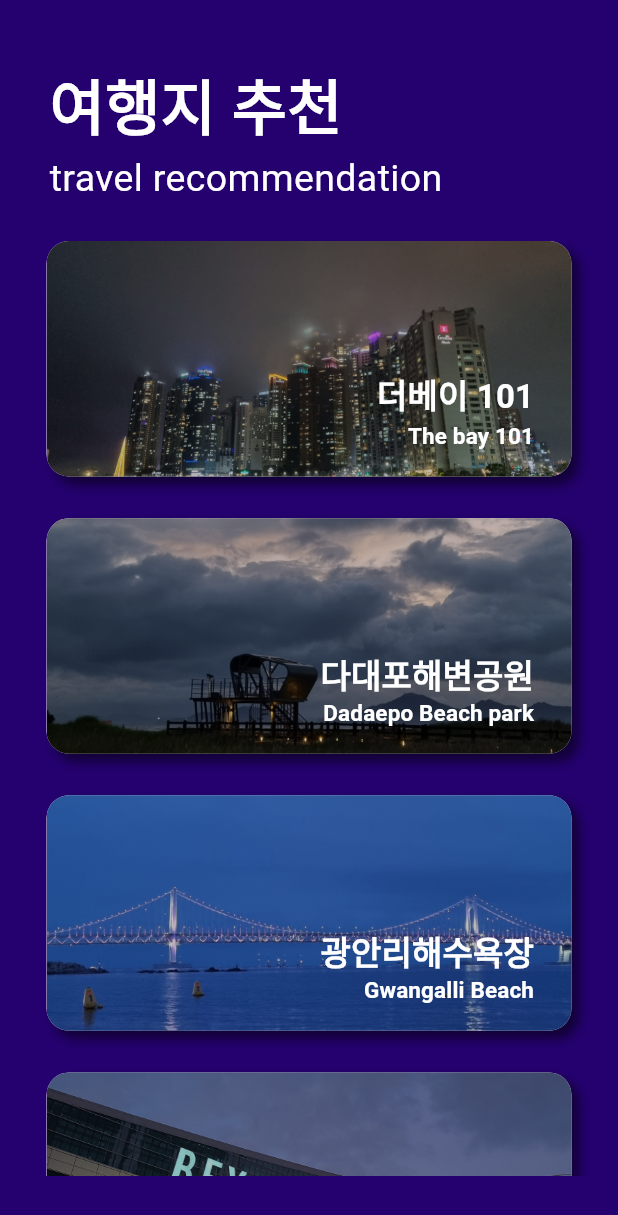
After one commit to directorBae/tripbuilder-service-demo, a Flutter app: the TravelRecommendPage screen opened directly, on a phone screen of 412 x 824 dp. The commit adds this screen. Shown: the top 1215 px of the screen. Run offline on Flutter 3.47's test engine with Material 2 defaults, Android fonts, the phone set to English and light mode, and no system bars; our stand-ins replace flutter_screenutil, get; Roboto replaces fonts that are missing (SpoqaHanSansNeo).

Commit message:
0715_haim_(1)_recommendation pages

```diff
--- /dev/null
+++ b/lib/UI/TravelRecommendButton.dart
@@ -0,0 +1,78 @@
+import 'package:flutter/material.dart';
+import 'package:flutter_screenutil/flutter_screenutil.dart';
+
+
+class TravelRecommendButton extends StatelessWidget {
+  TravelRecommendButton({
+    Key? key,
+    this.onPressed,
+    required this.title,
+    required this.subTitle,
+    this.imagePath,
+  }) : super(key: key);
+
+  final onPressed;
+  final String title;
+  final String subTitle;
+  final String? imagePath;
+
+
+  @override
+  Widget build(BuildContext context) {
+    return TextButton(
+      onPressed: onPressed,
+
+      // text button의 default padding값을 없애주는 코드
+      style: TextButton.styleFrom(
+        padding: EdgeInsets.zero,
+      ),
+      child: Container(
+        // 반응형으로 바꾸기
+        width: 350.w, height: 170.h,
+        padding: EdgeInsets.only(left:15.sp, right:15.sp, ),
+        alignment: Alignment.center,
+        decoration: BoxDecoration(
+          color: Colors.grey[200],
+          borderRadius: BorderRadius.all(Radius.circular(15)),
+          // 배경 이미지
+          image: imagePath != null ? // 이미지 없을 경우 흰 배경
+          DecorationImage(
+            image: ExactAssetImage("assets/images/"+imagePath!),
+            fit: BoxFit.cover,
+            // color filter : 검정색으로 조금 덮기
+            colorFilter: ColorFilter.mode(
+                Colors.black.withOpacity(0.25), BlendMode.srcATop),
+          ) : null ,
+          // 그림자
+          boxShadow: [
+            BoxShadow(
+              color: Colors.black.withOpacity(0.5),
+              spreadRadius: 0, blurRadius: 5.0,
+              offset: Offset(5, 5), // changes position of shadow
+            ),
+          ],
+        ),
+        child:  Column(
+          mainAxisAlignment: MainAxisAlignment.end,
+
+          // 제목과 부제목
+          children: [
+            Container(
+              padding: EdgeInsets.only(right: 10.w),
+              alignment: Alignment.bottomRight,
+              child: Text(title,
+                style: TextStyle(fontSize: 22.sp, fontWeight:FontWeight.bold, fontFamily: 'SpoqaHanSansNeo',  color: Colors.white, ), textAlign: TextAlign.left, ),
+            ),
+
+            Container(
+              padding: EdgeInsets.only(right:10.w, bottom: 18.h),
+              alignment: Alignment.bottomRight,
+              child: Text(subTitle,
+                style: TextStyle(fontSize: 15.sp, fontWeight:FontWeight.bold, fontFamily: 'SpoqaHanSansNeo',  color: Colors.white, ), textAlign: TextAlign.left, ),
+            ),
+          ],
+        ),
+      ),
+    );
+  }
+}
--- /dev/null
+++ b/lib/dataBase.dart
@@ -0,0 +1,9 @@
+
+List destinationList = [
+  // ["해운대해수욕장" ,"Haeundae Beach", ],
+  ["더베이 101" ,"The bay 101", ],
+  ["다대포해변공원" ,"Dadaepo Beach park", ],
+  ["광안리해수욕장" ,"Gwangalli Beach", ],
+  ["벡스코" ,"BEXCO", ],
+  ["국립부산과학관" ,"Busan National Science Museum", ],
+];
--- a/lib/travelKeyword.dart
+++ b/lib/travelKeywordPage.dart
@@ -3,8 +3,8 @@ import 'package:flutter_screenutil/flutter_screenutil.dart';
 import 'package:tripbuilder_demo/UI/BackFloatingButton.dart';
 import 'package:tripbuilder_demo/UI/TitleClass.dart';
 
-class TravelKeyword extends StatelessWidget {
-  const TravelKeyword({Key? key}) : super(key: key);
+class TravelKeywordPage extends StatelessWidget {
+  const TravelKeywordPage({Key? key}) : super(key: key);
 
   @override
   Widget build(BuildContext context) {
--- /dev/null
+++ b/lib/travelRecommendPage.dart
@@ -0,0 +1,72 @@
+import 'package:flutter/material.dart';
+import 'package:flutter_screenutil/flutter_screenutil.dart';
+import 'package:tripbuilder_demo/UI/TitleClass.dart';
+import 'package:tripbuilder_demo/UI/TravelRecommendButton.dart';
+import 'package:tripbuilder_demo/dataBase.dart';
+
+
+
+class TravelRecommendPage extends StatelessWidget {
+  TravelRecommendPage({Key? key}) : super(key: key);
+
+  late ScrollController _scrollController = ScrollController();
+
+  @override
+  Widget build(BuildContext context) {
+    return Scaffold(
+      body: Padding(
+        padding: EdgeInsets.only(left: 13.w, right: 13.w, top: 20.h, bottom: 20.h),
+        child: Column(
+        children: [
+          TitleClass(title: "여행지 추천", subTitle: "travel recommendation"),
+
+          SizedBox(height: 25.h,),
+
+          Container(
+            width: 500.w, height: 675.h,
+            // scroll bar
+            child: Scrollbar(
+              controller: _scrollController,
+              thickness: 5,
+              radius: Radius.circular(10),
+              //scrollbarOrientation: ScrollbarOrientation.right,
+              child: NotificationListener<OverscrollIndicatorNotification>(
+                onNotification: (OverscrollIndicatorNotification overScroll) {
+                overScroll.disallowGlow();
+                return false;
+              },
+
+                // listview와 스크롤 화면
+              child: SingleChildScrollView(
+              controller: _scrollController,
+                child: Column(
+                  children: [
+                    ListView.builder(
+                      shrinkWrap: true,
+                      physics: NeverScrollableScrollPhysics(),
+                      itemCount: destinationList.length,
+                      itemBuilder: (_, index) {
+                        return Column(
+                          children: [
+                            TravelRecommendButton(
+                              title: destinationList[index][0],
+                              subTitle: destinationList[index][1],
+                              imagePath: destinationList[index][1]+".jpg",
+                            ),
+                            SizedBox(height: 30.h,)
+                          ],
+                        );
+                      },
+                    ),
+                  ],
+                ),
+              ),
+             ),
+          ),
+          ),
+        ],
+      ),
+    ),
+    );
+  }
+}
```
Also changed, not shown: lib/mainPage.dart (+15 -4 lines), lib/travelSchedulePage.dart (added, +70 -0 lines), assets/images/BEXCO.jpg (added), assets/images/Busan National Science Museum.jpg (added), assets/images/Dadaepo Beach park.jpg (added), assets/images/Gwangalli Beach.jpg (added), assets/images/The bay 101.jpg (added).
